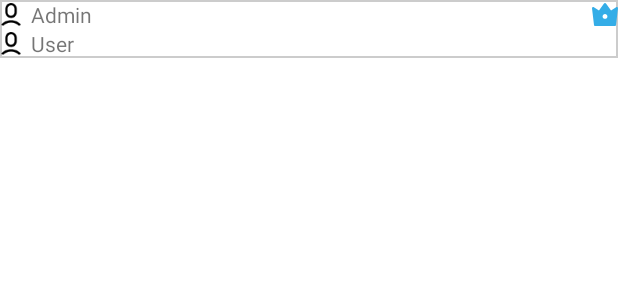
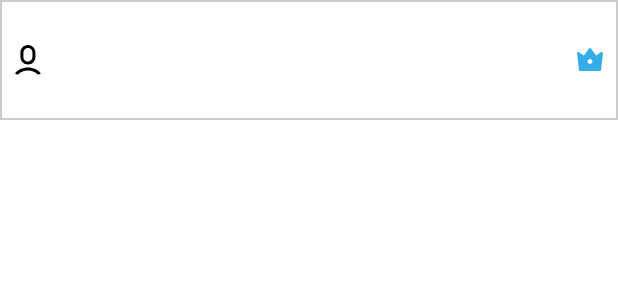
Before and after one commit to HOMIES-Project/homies-android, an Android app: the layout user_item.xml on its own in the app's theme, with its tools: preview values and no code run, on a phone screen of 412 x 824 dp. Shown: the top 300 px of the screen. Run offline under Robolectric (Android 15) with nearby library versions, the light colour scheme and no system bars; network calls fail.

Commit message:
list users

```diff
--- a/app/src/main/java/com/homies/homies/groups/RecyclerViewAdapterListUser.java
+++ b/app/src/main/java/com/homies/homies/groups/RecyclerViewAdapterListUser.java
@@ -51,7 +51,6 @@ public class RecyclerViewAdapterListUser extends RecyclerView.Adapter<RecyclerVi
             super(itemView);
 
             textViewAdmin = itemView.findViewById(R.id.textViewAdmin);
-            textViewUser = itemView.findViewById(R.id.textViewUser);
         }
     }
 
--- a/app/src/main/res/layout/user_item.xml
+++ b/app/src/main/res/layout/user_item.xml
@@ -1,59 +1,47 @@
 <?xml version="1.0" encoding="utf-8"?>
-<androidx.constraintlayout.widget.ConstraintLayout xmlns:android="http://schemas.android.com/apk/res/android"
+<RelativeLayout xmlns:android="http://schemas.android.com/apk/res/android"
     xmlns:app="http://schemas.android.com/apk/res-auto"
     android:id="@+id/userLayout"
     android:layout_width="match_parent"
-    android:layout_height="wrap_content"
+    android:layout_height="?android:attr/listPreferredItemHeightLarge"
     android:background="@drawable/border">
 
     <TextView
         android:id="@+id/textViewAdmin"
-        android:layout_width="0dp"
-        android:layout_height="wrap_content"
-        android:layout_marginStart="5dp"
-        android:gravity="left"
-        android:text="Admin"
-        app:layout_constraintEnd_toStartOf="@+id/imageView5"
-        app:layout_constraintStart_toEndOf="@+id/imageView4"
-        app:layout_constraintTop_toTopOf="parent" />
+        android:layout_width="339dp"
+        android:layout_height="match_parent"
+        android:layout_marginStart="7dp"
+        android:layout_toStartOf="@id/imageView5"
+        android:layout_toEndOf="@+id/imageView4"
+        android:gravity="center_vertical"
+        android:textSize="16sp" />
 
     <ImageView
         android:id="@+id/imageView4"
-        android:layout_width="15dp"
-        android:layout_height="15dp"
-        android:src="@drawable/ic_user"
-        app:layout_constraintBottom_toTopOf="@+id/textViewUser"
-        app:layout_constraintStart_toStartOf="parent"
-        app:layout_constraintTop_toTopOf="parent" />
+        android:layout_width="wrap_content"
+        android:layout_height="wrap_content"
+        android:layout_alignParentStart="true"
+        android:layout_centerVertical="true"
+        android:layout_marginStart="10dp"
+        android:layout_marginTop="10dp"
+        android:layout_marginEnd="10dp"
+        android:layout_marginBottom="10dp"
+        android:src="@drawable/ic_user" />
 
     <ImageView
         android:id="@+id/imageView5"
         android:layout_width="wrap_content"
         android:layout_height="wrap_content"
-        android:src="@drawable/ic_admin"
-        app:layout_constraintBottom_toBottomOf="@+id/textViewAdmin"
-        app:layout_constraintEnd_toEndOf="parent"
-        app:layout_constraintTop_toTopOf="parent" />
-
-    <TextView
-        android:id="@+id/textViewUser"
-        android:layout_width="0dp"
-        android:layout_height="wrap_content"
-        android:layout_marginStart="5dp"
-        android:gravity="left"
-        android:text="User"
-        app:layout_constraintEnd_toEndOf="@+id/textViewAdmin"
-        app:layout_constraintStart_toEndOf="@+id/imageView6"
-        app:layout_constraintTop_toBottomOf="@+id/textViewAdmin" />
-
-    <ImageView
-        android:id="@+id/imageView6"
-        android:layout_width="15dp"
-        android:layout_height="15dp"
-        android:src="@drawable/ic_user"
-        app:layout_constraintBottom_toBottomOf="@+id/textViewUser"
-        app:layout_constraintStart_toStartOf="parent"
-        app:layout_constraintTop_toTopOf="@+id/textViewUser" />
+        android:layout_alignParentEnd="true"
+        android:layout_centerVertical="true"
+        android:layout_margin="10dp"
+        android:layout_marginStart="10dp"
+        android:layout_marginTop="10dp"
+        android:layout_marginEnd="10dp"
+        android:layout_marginBottom="10dp"
+        android:src="@drawable/ic_admin" />
 
 
-</androidx.constraintlayout.widget.ConstraintLayout>
+
+
+</RelativeLayout>
```
Also changed, not shown: app/src/main/java/com/homies/homies/groups/InfoGroupFragment.java (+25 -5 lines), app/src/main/java/com/homies/homies/retrofit/model/AddUser.java (added, +32 -0 lines), app/src/main/java/com/homies/homies/retrofit/model/GroupResponse.java (+8 -0 lines), app/src/main/res/layout/fragment_info_group.xml (+5 -4 lines).
